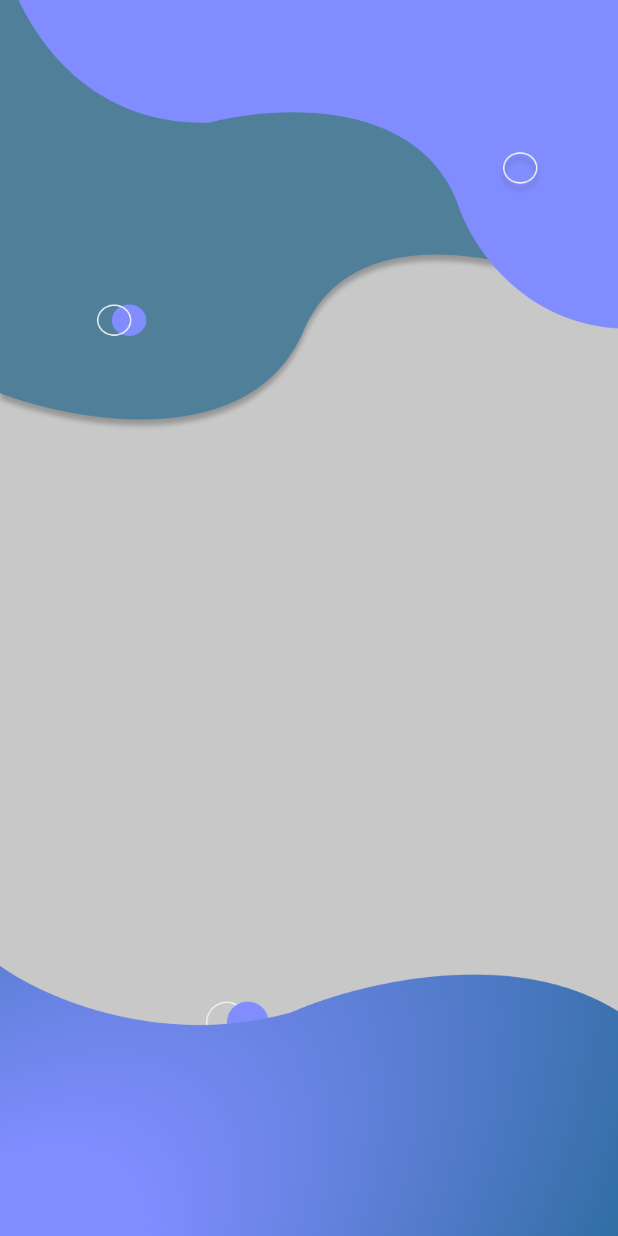
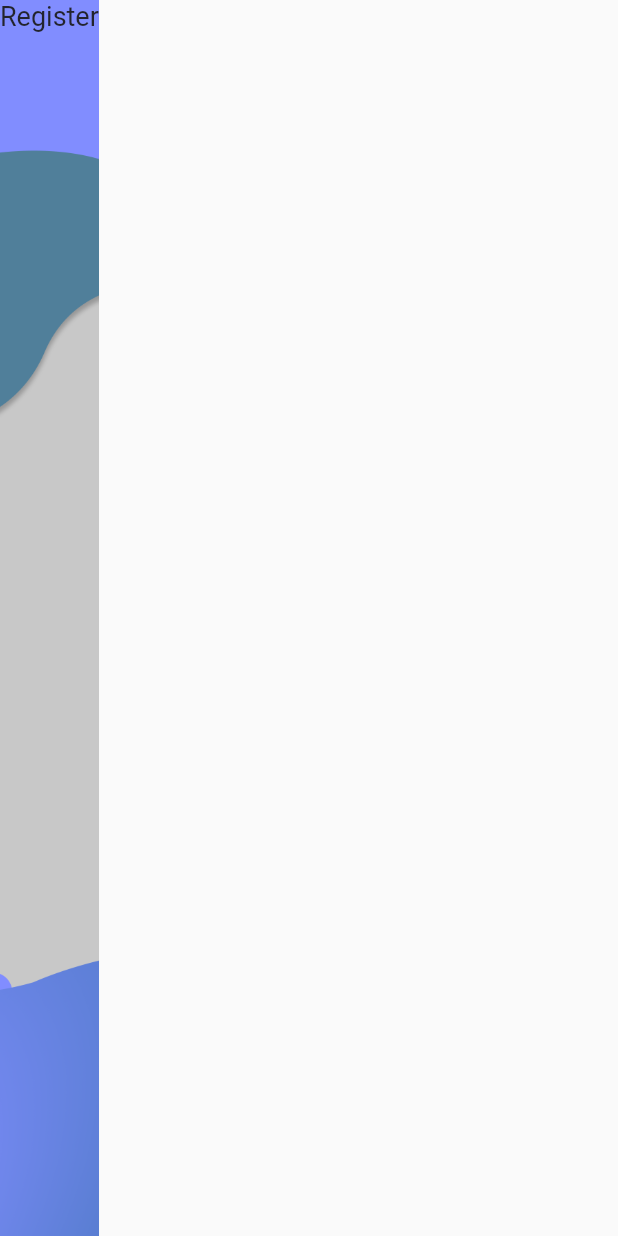
Before and after one commit to ihsanasfarii/Self-Safety-Report-Apps, a Flutter app: the registrasi screen opened directly, on a phone screen of 412 x 824 dp. Run offline on Flutter 3.47's test engine with Material 2 defaults, Android fonts, the phone set to English and light mode, and no system bars.

Commit message:
Update registrasi.dart

```diff
--- a/lib/Register/registrasi.dart
+++ b/lib/Register/registrasi.dart
@@ -11,6 +11,16 @@ class registrasi extends StatelessWidget {
             fit: BoxFit.cover,
           ),
         ),
+        child: Column(
+          crossAxisAlignment: CrossAxisAlignment.start,
+          children: [
+            Text(
+              'Register',
+              style: TextStyle(
+                  color: Color.fromARGB(235, 27, 27, 27), fontSize: 18),
+            ),
+          ],
+        ),
       ),
     );
   }
```
